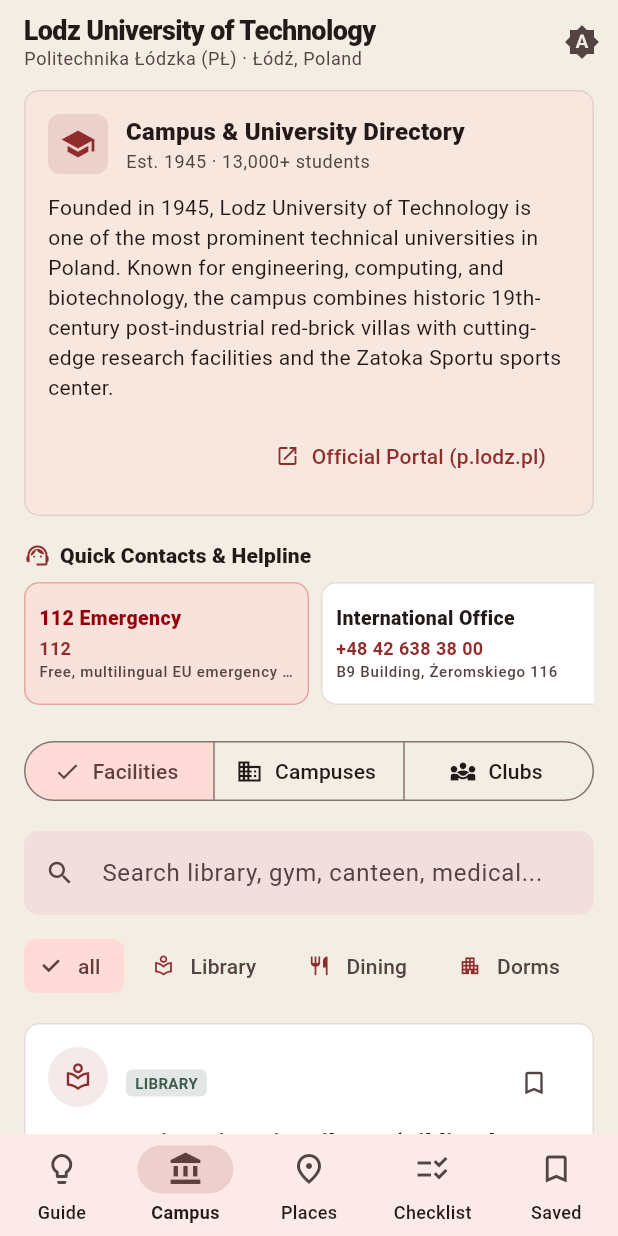
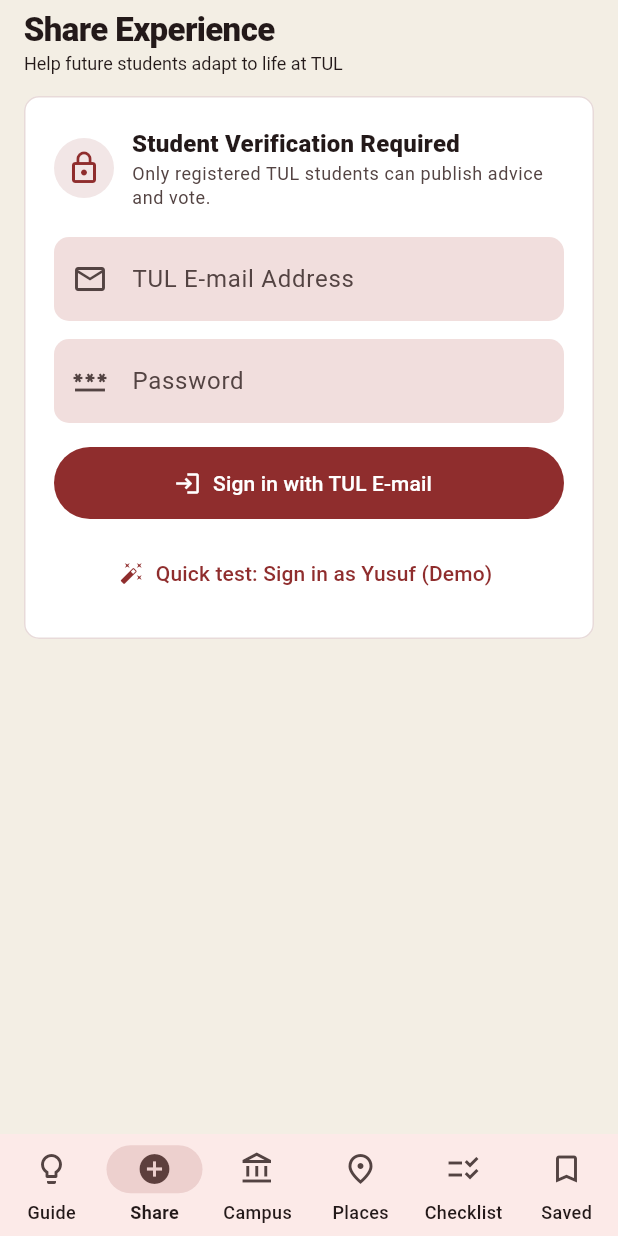
Before and after one commit to EnginCelalYurt/erasmus_student_guide, a Flutter app: the screen it shows after launch, item 2 of the bottom bar chosen, on a phone screen of 412 x 824 dp. Run offline on Flutter 3.47's test engine with Material 3 defaults, Android fonts, the phone set to English and light mode, and no system bars; our stand-ins replace shared_preferences; accounts and stored records are empty.

Commit message:
feat(share): implement ShareScreen with TUL e-mail authentication, NewTip validation and tip publishing

```diff
--- a/lib/main.dart
+++ b/lib/main.dart
@@ -9,6 +9,7 @@ import 'screens/city_places_screen.dart';
 import 'screens/guide_home_screen.dart';
 import 'screens/orientation_screen.dart';
 import 'screens/saved_screen.dart';
+import 'screens/share_screen.dart';
 import 'state/app_state.dart';
 import 'theme.dart';
 
@@ -92,6 +93,11 @@ class _MainNavigationShellState extends State<MainNavigationShell> {
                 repository: widget.tipRepository,
                 authService: widget.authService,
               ),
+              ShareScreen(
+                repository: widget.tipRepository,
+                authService: widget.authService,
+                onTipPublished: () => setState(() => _index = 0),
+              ),
               CampusScreen(app: app),
               CityPlacesScreen(app: app),
               OrientationScreen(app: app),
@@ -106,6 +112,11 @@ class _MainNavigationShellState extends State<MainNavigationShell> {
                 icon: Icon(Icons.lightbulb_outline),
                 selectedIcon: Icon(Icons.lightbulb),
                 label: 'Guide',
+              ),
+              const NavigationDestination(
+                icon: Icon(Icons.add_circle_outline),
+                selectedIcon: Icon(Icons.add_circle),
+                label: 'Share',
               ),
               const NavigationDestination(
                 icon: Icon(Icons.account_balance_outlined),
--- /dev/null
+++ b/lib/screens/share_screen.dart
@@ -0,0 +1,416 @@
+import 'package:flutter/material.dart';
+
+import '../data/auth_service.dart';
+import '../data/tip_repository.dart';
+import '../models/tip.dart';
+
+class ShareScreen extends StatefulWidget {
+  final TipRepository repository;
+  final AuthService authService;
+  final VoidCallback? onTipPublished;
+
+  const ShareScreen({
+    super.key,
+    required this.repository,
+    required this.authService,
+    this.onTipPublished,
+  });
+
+  @override
+  State<ShareScreen> createState() => _ShareScreenState();
+}
+
+class _ShareScreenState extends State<ShareScreen> {
+  final _formKey = GlobalKey<FormState>();
+  final _titleController = TextEditingController();
+  final _bodyController = TextEditingController();
+  final _emailController = TextEditingController();
+  final _passwordController = TextEditingController();
+
+  TipCategory _selectedCategory = TipCategory.firstWeeks;
+  bool _isSubmitting = false;
+  bool _isSigningIn = false;
+  String? _authError;
+
+  @override
+  void dispose() {
+    _titleController.dispose();
+    _bodyController.dispose();
+    _emailController.dispose();
+    _passwordController.dispose();
+    super.dispose();
+  }
+
+  Future<void> _handleSignIn() async {
+    final email = _emailController.text.trim();
+    final password = _passwordController.text;
+
+    if (email.isEmpty) {
+      setState(() => _authError = 'Enter your university e-mail address.');
+      return;
+    }
+
+    if (!isTulEmail(email)) {
+      setState(() => _authError = 'Only TUL e-mails (@p.lodz.pl or subdomains) are allowed.');
+      return;
+    }
+
+    setState(() {
+      _isSigningIn = true;
+      _authError = null;
+    });
+
+    try {
+      await widget.authService.signIn(email: email, password: password);
+      if (mounted) {
+        setState(() {});
+        ScaffoldMessenger.of(context).showSnackBar(
+          SnackBar(content: Text('Signed in as $email')),
+        );
+      }
+    } catch (e) {
+      if (mounted) {
+        setState(() => _authError = e.toString());
+      }
+    } finally {
+      if (mounted) setState(() => _isSigningIn = false);
+    }
+  }
+
+  Future<void> _handleSignOut() async {
+    await widget.authService.signOut();
+    if (mounted) setState(() {});
+  }
+
+  Future<void> _handleSubmitTip() async {
+    final user = widget.authService.currentUser;
+    if (user == null) {
+      ScaffoldMessenger.of(context).showSnackBar(
+        const SnackBar(content: Text('Please sign in first.')),
+      );
+      return;
+    }
+
+    if (!_formKey.currentState!.validate()) return;
+
+    setState(() => _isSubmitting = true);
+
+    try {
+      final newTip = NewTip(
+        title: _titleController.text.trim(),
+        body: _bodyController.text.trim(),
+        category: _selectedCategory,
+        authorName: user.displayName ?? user.email.split('@').first,
+      );
+
+      await widget.repository.addTip(newTip, userId: user.uid);
+
+      if (mounted) {
+        _titleController.clear();
+        _bodyController.clear();
+        setState(() => _selectedCategory = TipCategory.firstWeeks);
+
+        ScaffoldMessenger.of(context).showSnackBar(
+          const SnackBar(
+            content: Text('🎉 Your advice has been published and is now visible!'),
+            duration: Duration(seconds: 3),
+          ),
+        );
+
+        widget.onTipPublished?.call();
+      }
+    } catch (e) {
+      if (mounted) {
+        ScaffoldMessenger.of(context).showSnackBar(
+          SnackBar(content: Text('Error sharing advice: $e')),
+        );
+      }
+    } finally {
+      if (mounted) setState(() => _isSubmitting = false);
+    }
+  }
+
+  IconData _iconForCategory(TipCategory category) {
+    return switch (category) {
+      TipCategory.dormitories => Icons.apartment,
+      TipCategory.transport => Icons.tram,
+      TipCategory.emergency => Icons.local_hospital,
+      TipCategory.studentLife => Icons.groups,
+      TipCategory.dailyLife => Icons.local_cafe,
+      TipCategory.firstWeeks => Icons.flag_outlined,
+    };
+  }
+
+  @override
+  Widget build(BuildContext context) {
+    final theme = Theme.of(context);
+    final user = widget.authService.currentUser;
+
+    return Scaffold(
+      appBar: AppBar(
+        title: const Column(
+          crossAxisAlignment: CrossAxisAlignment.start,
+          children: [
+            Text(
+              'Share Experience',
+              style: TextStyle(fontWeight: FontWeight.w800, letterSpacing: -0.4),
+            ),
+            Text(
+              'Help future students adapt to life at TUL',
+              style: TextStyle(fontSize: 12),
+            ),
+          ],
+        ),
+      ),
+      body: ListView(
+        padding: const EdgeInsets.fromLTRB(16, 8, 16, 40),
+        children: [
+          if (user == null)
+            _buildSignInCard(theme)
+          else ...[
+            _buildUserHeader(theme, user),
+            const SizedBox(height: 20),
+            _buildShareForm(theme),
+          ],
+        ],
+      ),
+    );
+  }
+
+  Widget _buildSignInCard(ThemeData theme) {
+    return Card(
+      color: theme.colorScheme.surfaceContainerLowest,
+      child: Padding(
+        padding: const EdgeInsets.all(20),
+        child: Column(
+          crossAxisAlignment: CrossAxisAlignment.start,
+          children: [
+            Row(
+              children: [
+                CircleAvatar(
+                  radius: 20,
+                  backgroundColor: theme.colorScheme.primary.withValues(alpha: 0.12),
+                  child: Icon(Icons.lock_outline, color: theme.colorScheme.primary),
+                ),
+                const SizedBox(width: 12),
+                Expanded(
+                  child: Column(
+                    crossAxisAlignment: CrossAxisAlignment.start,
+                    children: [
+                      Text(
+                        'Student Verification Required',
+                        style: theme.textTheme.titleMedium?.copyWith(
+                          fontWeight: FontWeight.w800,
+                        ),
+                      ),
+                      Text(
+                        'Only registered TUL students can publish advice and vote.',
+                        style: theme.textTheme.bodySmall?.copyWith(
+                          color: theme.colorScheme.onSurfaceVariant,
+                        ),
+                      ),
+                    ],
+                  ),
+                ),
+              ],
+            ),
+            const SizedBox(height: 18),
+            TextField(
+              controller: _emailController,
+              keyboardType: TextInputType.emailAddress,
+              decoration: const InputDecoration(
+                labelText: 'TUL E-mail Address',
+                hintText: 'student@edu.p.lodz.pl',
+                prefixIcon: Icon(Icons.email_outlined),
+              ),
+            ),
+            const SizedBox(height: 12),
+            TextField(
+              controller: _passwordController,
+              obscureText: true,
+              decoration: const InputDecoration(
+                labelText: 'Password',
+                prefixIcon: Icon(Icons.password),
+              ),
+            ),
+            if (_authError != null) ...[
+              const SizedBox(height: 10),
+              Text(
+                _authError!,
+                style: TextStyle(
+                  color: theme.colorScheme.error,
+                  fontSize: 12,
+                  fontWeight: FontWeight.w600,
+                ),
+              ),
+            ],
+            const SizedBox(height: 16),
+            SizedBox(
+              width: double.infinity,
+              height: 48,
+              child: FilledButton.icon(
+                onPressed: _isSigningIn ? null : _handleSignIn,
+                icon: _isSigningIn
+                    ? const SizedBox(
+                        width: 18,
+                        height: 18,
+                        child: CircularProgressIndicator(strokeWidth: 2, color: Colors.white),
+                      )
+                    : const Icon(Icons.login),
+                label: const Text('Sign in with TUL E-mail'),
+              ),
+            ),
+            const SizedBox(height: 12),
+            Center(
+              child: TextButton.icon(
+                onPressed: () {
+                  _emailController.text = 'yusuf.taskin@edu.p.lodz.pl';
+                  _passwordController.text = 'student123';
+                  _handleSignIn();
+                },
+                icon: const Icon(Icons.auto_fix_high, size: 16),
+                label: const Text('Quick test: Sign in as Yusuf (Demo)'),
+              ),
+            ),
+          ],
+        ),
+      ),
+    );
+  }
+
+  Widget _buildUserHeader(ThemeData theme, AppUser user) {
+    return Card(
+      color: theme.colorScheme.primaryContainer.withValues(alpha: 0.35),
+      child: Padding(
+        padding: const EdgeInsets.symmetric(horizontal: 16, vertical: 12),
+        child: Row(
+          children: [
+            CircleAvatar(
+              radius: 18,
+              backgroundColor: theme.colorScheme.primary,
+              child: const Icon(Icons.verified_user, color: Colors.white, size: 18),
+            ),
+            const SizedBox(width: 12),
+            Expanded(
+              child: Column(
+                crossAxisAlignment: CrossAxisAlignment.start,
+                children: [
+                  const Text(
+                    'Verified TUL Student',
+                    style: TextStyle(fontWeight: FontWeight.w700, fontSize: 13),
+                  ),
+                  Text(
+                    user.email,
+                    style: theme.textTheme.bodySmall?.copyWith(
+                      color: theme.colorScheme.onSurfaceVariant,
+                    ),
+                  ),
+                ],
+              ),
+            ),
+            TextButton(
+              onPressed: _handleSignOut,
+              child: const Text('Sign out'),
+            ),
+          ],
+        ),
+      ),
+    );
+  }
+
+  Widget _buildShareForm(ThemeData theme) {
+    return Form(
+      key: _formKey,
+      child: Column(
+        crossAxisAlignment: CrossAxisAlignment.start,
+        children: [
+          Text(
+            'Share a New Tip or Guide',
+            style: theme.textTheme.titleMedium?.copyWith(
+              fontWeight: FontWeight.w800,
+            ),
+          ),
+          const SizedBox(height: 4),
+          Text(
+            'Write practical advice from your own experience in Łódź.',
+            style: theme.textTheme.bodySmall?.copyWith(
+              color: theme.colorScheme.onSurfaceVariant,
+            ),
+          ),
+          const SizedBox(height: 16),
+
+          // Title field
+          TextFormField(
+            controller: _titleController,
+            validator: NewTip.validateTitle,
+            decoration: const InputDecoration(
+              labelText: 'Advice Title',
+              hintText: 'e.g., How to apply for dormitories online',
+              prefixIcon: Icon(Icons.title),
+            ),
+          ),
+          const SizedBox(height: 16),
+
+          // Category dropdown
+          DropdownButtonFormField<TipCategory>(
+            value: _selectedCategory,
+            decoration: const InputDecoration(
+              labelText: 'Category',
+              prefixIcon: Icon(Icons.category_outlined),
+            ),
+            items: TipCategory.values.map((cat) {
+              return DropdownMenuItem(
+                value: cat,
+                child: Row(
+                  children: [
+                    Icon(_iconForCategory(cat), size: 18, color: theme.colorScheme.primary),
+                    const SizedBox(width: 8),
+                    Text(cat.label),
+                  ],
+                ),
+              );
+            }).toList(),
+            onChanged: (val) {
+              if (val != null) setState(() => _selectedCategory = val);
+            },
+          ),
+          const SizedBox(height: 16),
+
+          // Detailed Body field using NewTip.validateBody
+          TextFormField(
+            controller: _bodyController,
+            validator: NewTip.validateBody,
+            maxLines: 7,
+            decoration: const InputDecoration(
+              labelText: 'Detailed Advice (minimum 15 characters)',
+              hintText:
+                  'Explain step-by-step: what documents are needed, where to go, common mistakes to avoid, and practical tips...',
+              alignLabelWithHint: true,
+            ),
+          ),
+          const SizedBox(height: 24),
+
+          // Submit Button
+          SizedBox(
+            width: double.infinity,
+            height: 50,
+            child: FilledButton.icon(
+              onPressed: _isSubmitting ? null : _handleSubmitTip,
+              icon: _isSubmitting
+                  ? const SizedBox(
+                      width: 20,
+                      height: 20,
+                      child: CircularProgressIndicator(strokeWidth: 2, color: Colors.white),
+                    )
+                  : const Icon(Icons.send),
+              label: const Text(
+                'Publish Student Advice',
+                style: TextStyle(fontWeight: FontWeight.w700, fontSize: 15),
+              ),
+            ),
+          ),
+        ],
+      ),
+    );
+  }
+}
```
Also changed, not shown: 1 other file.
